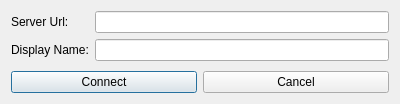
This is UI/janus_connection_dialog.ui in ouxianghui/janus-client as Qt 5 draws it before an edit. The edited form follows.
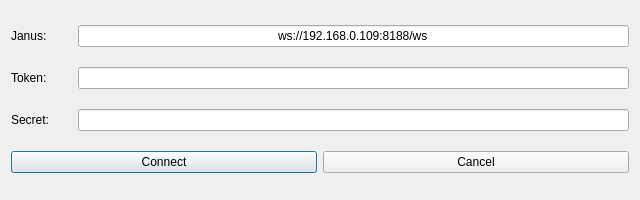
This is the edited form.

Commit message: implement connect janus ui

Patch:
```diff
--- a/UI/janus_connection_dialog.ui
+++ b/UI/janus_connection_dialog.ui
@@ -6,39 +6,46 @@
    <rect>
     <x>0</x>
     <y>0</y>
-    <width>400</width>
-    <height>104</height>
+    <width>640</width>
+    <height>200</height>
    </rect>
   </property>
   <property name="windowTitle">
    <string>JanusConnectionDialog</string>
   </property>
-  <layout class="QVBoxLayout" name="verticalLayout">
-   <item>
-    <layout class="QFormLayout" name="formLayout">
-     <item row="0" column="0">
+  <layout class="QGridLayout" name="gridLayout">
+   <item row="0" column="0">
+    <layout class="QHBoxLayout" name="horizontalLayout_4" stretch="1,9">
+     <item>
       <widget class="QLabel" name="serverUrlLabel">
        <property name="text">
-        <string>Server Url:</string>
+        <string>Janus:</string>
        </property>
       </widget>
      </item>
-     <item row="0" column="1">
+     <item>
       <widget class="QLineEdit" name="serverUrlLineEdit">
+       <property name="text">
+        <string>ws://192.168.0.109:8188/ws</string>
+       </property>
        <property name="alignment">
         <set>Qt::AlignCenter</set>
        </property>
       </widget>
      </item>
-     <item row="1" column="0">
-      <widget class="QLabel" name="displayNameLabel">
+    </layout>
+   </item>
+   <item row="1" column="0">
+    <layout class="QHBoxLayout" name="horizontalLayout_3" stretch="1,9">
+     <item>
+      <widget class="QLabel" name="tokenLabel">
        <property name="text">
-        <string>Display Name:</string>
+        <string>Token:</string>
        </property>
       </widget>
      </item>
-     <item row="1" column="1">
-      <widget class="QLineEdit" name="displayNameLineEdit">
+     <item>
+      <widget class="QLineEdit" name="tokenLineEdit">
        <property name="alignment">
         <set>Qt::AlignCenter</set>
        </property>
@@ -46,7 +53,25 @@
      </item>
     </layout>
    </item>
-   <item>
+   <item row="2" column="0">
+    <layout class="QHBoxLayout" name="horizontalLayout_2" stretch="1,9">
+     <item>
+      <widget class="QLabel" name="apiSecretLabel">
+       <property name="text">
+        <string>Secret:</string>
+       </property>
+      </widget>
+     </item>
+     <item>
+      <widget class="QLineEdit" name="apiSecretLineEdit">
+       <property name="alignment">
+        <set>Qt::AlignCenter</set>
+       </property>
+      </widget>
+     </item>
+    </layout>
+   </item>
+   <item row="3" column="0">
     <layout class="QHBoxLayout" name="horizontalLayout">
      <item>
       <widget class="QPushButton" name="connectJanusPushButton">
```
The commit also changes 14 other files.
